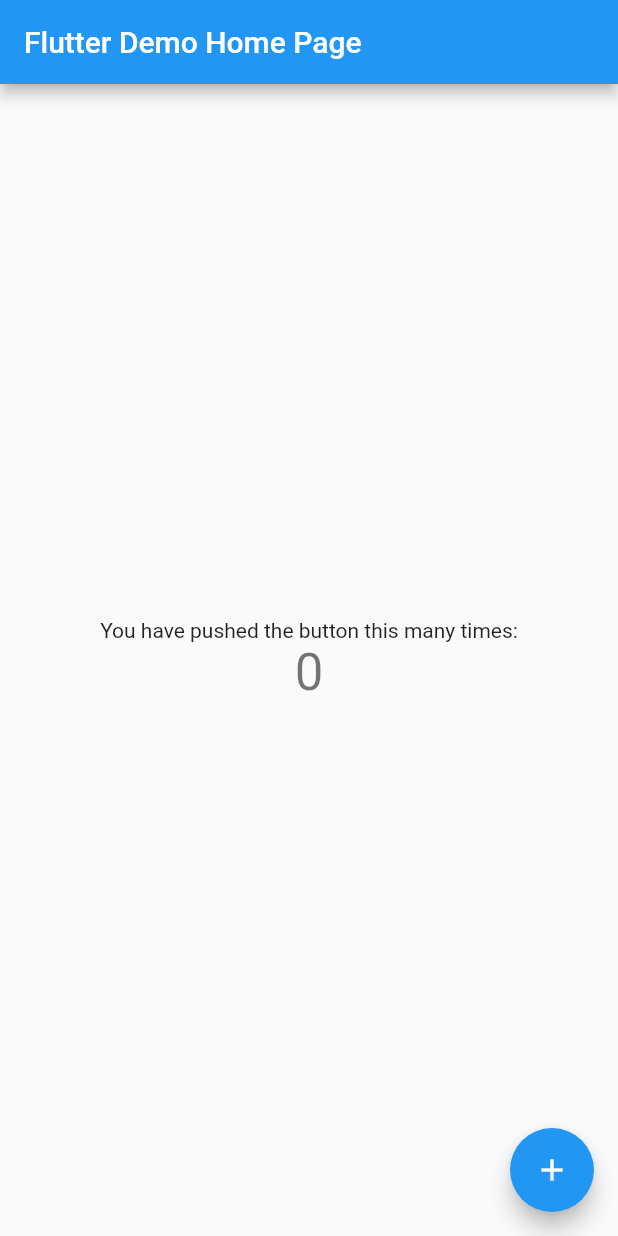
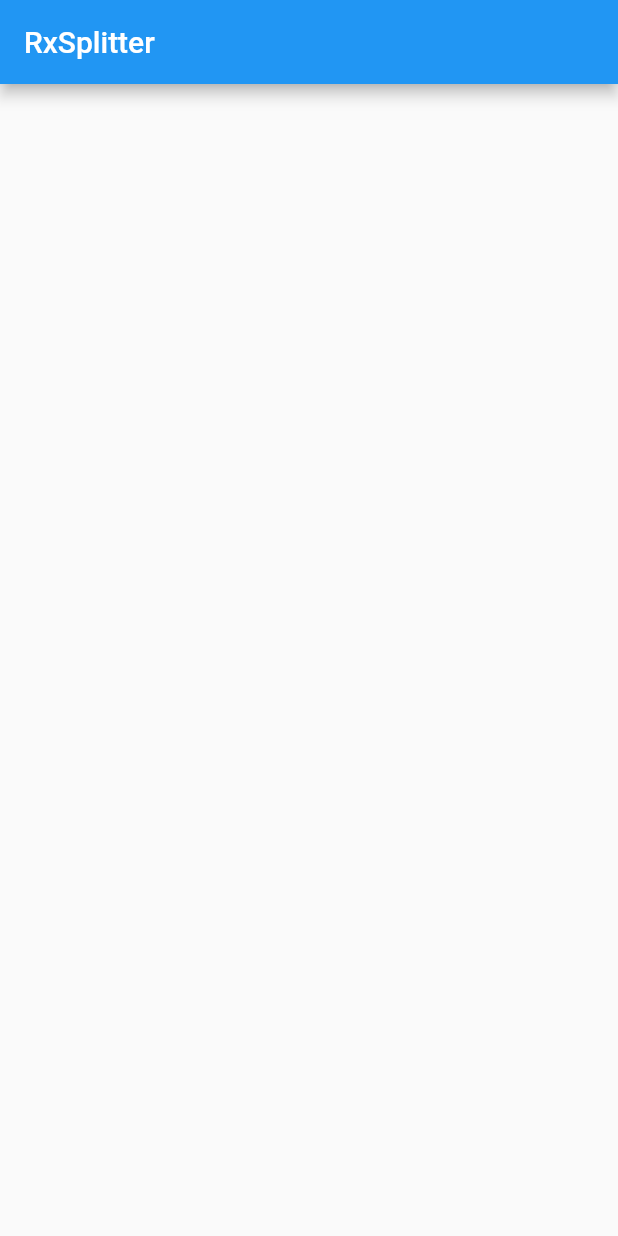
Before and after one commit to funCodingVidit/rx_splitter, a Flutter app: the screen it shows after launch, on a phone screen of 412 x 824 dp. Run offline on Flutter 3.47's test engine with Material 2 defaults, Android fonts, the light colour scheme and no system bars.

Commit message:
Created folder structure and updated main.dart file

```diff
--- a/lib/main.dart
+++ b/lib/main.dart
@@ -1,11 +1,11 @@
 import 'package:flutter/material.dart';
 
 void main() {
-  runApp(const MyApp());
+  runApp(const RxSplitterApp());
 }
 
-class MyApp extends StatelessWidget {
-  const MyApp({Key? key}) : super(key: key);
+class RxSplitterApp extends StatelessWidget {
+  const RxSplitterApp({Key? key}) : super(key: key);
 
   // This widget is the root of your application.
   @override
@@ -13,103 +13,30 @@
     return MaterialApp(
       title: 'Flutter Demo',
       theme: ThemeData(
-        // This is the theme of your application.
-        //
-        // Try running your application with "flutter run". You'll see the
-        // application has a blue toolbar. Then, without quitting the app, try
-        // changing the primarySwatch below to Colors.green and then invoke
-        // "hot reload" (press "r" in the console where you ran "flutter run",
-        // or simply save your changes to "hot reload" in a Flutter IDE).
-        // Notice that the counter didn't reset back to zero; the application
-        // is not restarted.
         primarySwatch: Colors.blue,
       ),
-      home: const MyHomePage(title: 'Flutter Demo Home Page'),
+      home: const Home(title: 'RxSplitter'),
     );
   }
 }
 
-class MyHomePage extends StatefulWidget {
-  const MyHomePage({Key? key, required this.title}) : super(key: key);
-
-  // This widget is the home page of your application. It is stateful, meaning
-  // that it has a State object (defined below) that contains fields that affect
-  // how it looks.
-
-  // This class is the configuration for the state. It holds the values (in this
-  // case the title) provided by the parent (in this case the App widget) and
-  // used by the build method of the State. Fields in a Widget subclass are
-  // always marked "final".
+class Home extends StatefulWidget {
+  const Home({Key? key, required this.title}) : super(key: key);
 
   final String title;
 
   @override
-  State<MyHomePage> createState() => _MyHomePageState();
+  State<Home> createState() => _HomeState();
 }
 
-class _MyHomePageState extends State<MyHomePage> {
-  int _counter = 0;
-
-  void _incrementCounter() {
-    setState(() {
-      // This call to setState tells the Flutter framework that something has
-      // changed in this State, which causes it to rerun the build method below
-      // so that the display can reflect the updated values. If we changed
-      // _counter without calling setState(), then the build method would not be
-      // called again, and so nothing would appear to happen.
-      _counter++;
-    });
-  }
-
+class _HomeState extends State<Home> {
   @override
   Widget build(BuildContext context) {
-    // This method is rerun every time setState is called, for instance as done
-    // by the _incrementCounter method above.
-    //
-    // The Flutter framework has been optimized to make rerunning build methods
-    // fast, so that you can just rebuild anything that needs updating rather
-    // than having to individually change instances of widgets.
     return Scaffold(
       appBar: AppBar(
-        // Here we take the value from the MyHomePage object that was created by
-        // the App.build method, and use it to set our appbar title.
         title: Text(widget.title),
       ),
-      body: Center(
-        // Center is a layout widget. It takes a single child and positions it
-        // in the middle of the parent.
-        child: Column(
-          // Column is also a layout widget. It takes a list of children and
-          // arranges them vertically. By default, it sizes itself to fit its
-          // children horizontally, and tries to be as tall as its parent.
-          //
-          // Invoke "debug painting" (press "p" in the console, choose the
-          // "Toggle Debug Paint" action from the Flutter Inspector in Android
-          // Studio, or the "Toggle Debug Paint" command in Visual Studio Code)
-          // to see the wireframe for each widget.
-          //
-          // Column has various properties to control how it sizes itself and
-          // how it positions its children. Here we use mainAxisAlignment to
-          // center the children vertically; the main axis here is the vertical
-          // axis because Columns are vertical (the cross axis would be
-          // horizontal).
-          mainAxisAlignment: MainAxisAlignment.center,
-          children: <Widget>[
-            const Text(
-              'You have pushed the button this many times:',
-            ),
-            Text(
-              '$_counter',
-              style: Theme.of(context).textTheme.headline4,
-            ),
-          ],
-        ),
-      ),
-      floatingActionButton: FloatingActionButton(
-        onPressed: _incrementCounter,
-        tooltip: 'Increment',
-        child: const Icon(Icons.add),
-      ), // This trailing comma makes auto-formatting nicer for build methods.
+      body: Container(),
     );
   }
 }
```
